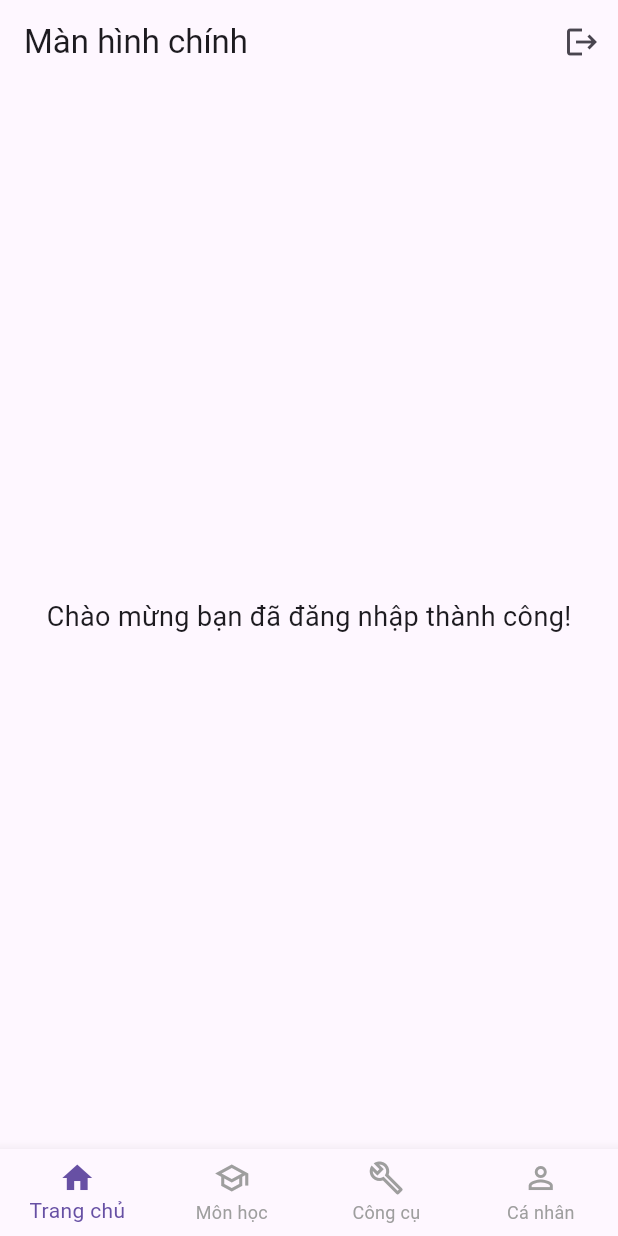
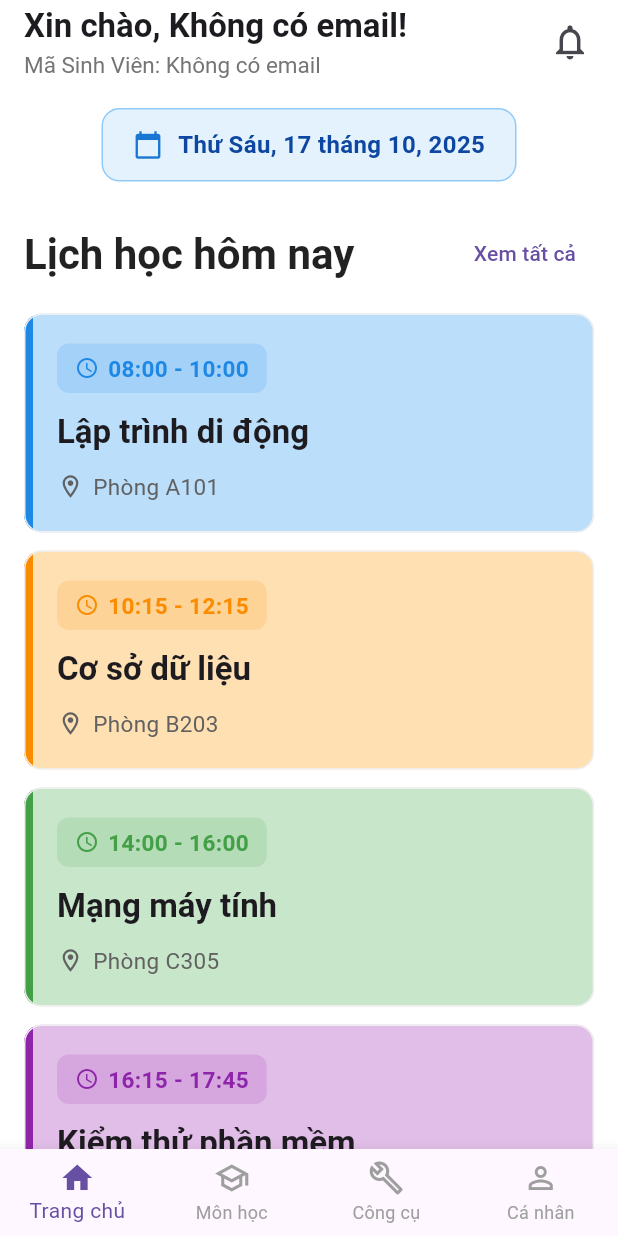
Before and after one commit to tx4nh/p-learn-app, a Flutter app: the screen it shows after launch, on a phone screen of 412 x 824 dp. Run offline on Flutter 3.47's test engine with Material 3 defaults, Android fonts, the phone set to English and light mode, and no system bars; our stand-ins replace flutter_dotenv.

Commit message:
feat: home screen

```diff
--- a/lib/main.dart
+++ b/lib/main.dart
@@ -15,7 +15,7 @@ class MainApp extends StatelessWidget {
 
   @override
   Widget build(BuildContext context) {
-    return Provider<AuthService>(
+    return ChangeNotifierProvider<AuthService>(
       create: (_) => AuthService(),
       child: const MaterialApp(
         debugShowCheckedModeBanner: false,
--- /dev/null
+++ b/lib/models/schedule_model.dart
@@ -0,0 +1,36 @@
+class ScheduleItem {
+  final String id;
+  final String time;
+  final String subject;
+  final String room;
+  final DateTime date;
+
+  ScheduleItem({
+    required this.id,
+    required this.time,
+    required this.subject,
+    required this.room,
+    required this.date,
+  });
+
+  // Parse từ JSON API
+  factory ScheduleItem.fromJson(Map<String, dynamic> json) {
+    return ScheduleItem(
+      id: json['id'] ?? '',
+      time: json['time'] ?? '',
+      subject: json['subject'] ?? '',
+      room: json['room'] ?? '',
+      date: DateTime.parse(json['date'] ?? DateTime.now().toString()),
+    );
+  }
+
+  Map<String, dynamic> toJson() {
+    return {
+      'id': id,
+      'time': time,
+      'subject': subject,
+      'room': room,
+      'date': date.toIso8601String(),
+    };
+  }
+}
--- a/lib/screens/auth/auth_wrapper.dart
+++ b/lib/screens/auth/auth_wrapper.dart
@@ -4,21 +4,8 @@ import 'package:p_learn_app/screens/main_navigation/main_tab_screen.dart';
 import 'package:p_learn_app/services/auth_service.dart';
 import 'package:provider/provider.dart';
 
-class AuthWrapper extends StatefulWidget {
+class AuthWrapper extends StatelessWidget {
   const AuthWrapper({super.key});
-
-  @override
-  State<AuthWrapper> createState() => _AuthWrapperState();
-}
-
-class _AuthWrapperState extends State<AuthWrapper> {
-  @override
-  void initState() {
-    super.initState();
-    WidgetsBinding.instance.addPostFrameCallback((_) {
-      context.read<AuthService>().checkAuthStatus();
-    });
-  }
 
   @override
   Widget build(BuildContext context) {
--- a/lib/screens/auth/login_screen.dart
+++ b/lib/screens/auth/login_screen.dart
@@ -39,13 +39,12 @@ class _LoginScreenState extends State<LoginScreen> {
           _passwordController.text,
         );
 
-       if (success && mounted) {
-        // Chuyển đến HomeScreen và xóa màn hình đăng nhập khỏi stack
+        if (success && mounted) {
         Navigator.pushReplacement(
           context,
           MaterialPageRoute(builder: (context) => const HomeScreen()), // Giả sử tên màn hình của bạn là HomeScreen
         );
-        return; // Thoát khỏi hàm sau khi điều hướng thành công
+        return;
       }
 
         if (!success && mounted) {
--- a/lib/screens/home/home_screen.dart
+++ b/lib/screens/home/home_screen.dart
@@ -1,35 +1,172 @@
-
 import 'package:flutter/material.dart';
+import 'package:p_learn_app/models/schedule_model.dart';
+import 'package:p_learn_app/widgets/schedule/schedule_list.dart';
 import 'package:provider/provider.dart';
 import '../../services/auth_service.dart';
+import '../../services/schedule_service.dart';
+import '../../widgets/date_header.dart';
+import 'package:intl/date_symbol_data_local.dart';
 
-class HomeScreen extends StatelessWidget {
+class HomeScreen extends StatefulWidget {
   const HomeScreen({super.key});
+
+  @override
+  State<HomeScreen> createState() => _HomeScreenState();
+}
+
+class _HomeScreenState extends State<HomeScreen> {
+  final ScheduleService _scheduleService = ScheduleService();
+  List<ScheduleItem> _scheduleItems = [];
+  bool _isLoading = true;
+  String? _errorMessage;
+
+  @override
+  void initState() {
+    super.initState();
+    initializeDateFormatting('vi_VN', null);
+    _loadSchedule();
+  }
+
+  // TODO: Gọi API thật ở đây
+  Future<void> _loadSchedule() async {
+    setState(() {
+      _isLoading = true;
+      _errorMessage = null;
+    });
+
+    try {
+      // Option 1: Gọi API thật
+      // final schedule = await _scheduleService.getScheduleByDate(DateTime.now());
+
+      // Option 2: Dùng mock data để test
+      final schedule = await _scheduleService.getMockSchedule();
+
+      setState(() {
+        _scheduleItems = schedule;
+        _isLoading = false;
+      });
+    } catch (e) {
+      setState(() {
+        _errorMessage = 'Không thể tải lịch học. Vui lòng thử lại.';
+        _isLoading = false;
+      });
+    }
+  }
 
   @override
   Widget build(BuildContext context) {
     final authService = Provider.of<AuthService>(context, listen: false);
+    final userEmail = authService.currentUserEmail ?? 'Không có email';
+    final userName = userEmail.split('@').first;
 
     return Scaffold(
-      appBar: AppBar(
-        title: const Text('Màn hình chính'),
-        actions: [
-          IconButton(
-            icon: const Icon(Icons.logout),
-            onPressed: () {
-              // Gọi hàm đăng xuất từ AuthService
-              authService.logout();
-            },
-            tooltip: 'Đăng xuất',
+      backgroundColor: Colors.white,
+      appBar: _buildAppBar(userName, userEmail),
+      body: RefreshIndicator(
+        onRefresh: _loadSchedule,
+        child: SingleChildScrollView(
+          physics: const AlwaysScrollableScrollPhysics(),
+          padding: const EdgeInsets.all(16.0),
+          child: Column(
+            crossAxisAlignment: CrossAxisAlignment.start,
+            children: [
+              Center(child: DateHeader(date: DateTime.now())),
+              const SizedBox(height: 24),
+              _buildHeader(context),
+              const SizedBox(height: 16),
+              _buildContent(),
+            ],
           ),
-        ],
-      ),
-      body: const Center(
-        child: Text(
-          'Chào mừng bạn đã đăng nhập thành công!',
-          style: TextStyle(fontSize: 18),
         ),
       ),
     );
   }
+
+  PreferredSizeWidget _buildAppBar(String userName, String userEmail) {
+    return AppBar(
+      title: Column(
+        crossAxisAlignment: CrossAxisAlignment.start,
+        children: [
+          Text(
+            'Xin chào, $userName!',
+            style: const TextStyle(fontSize: 22, fontWeight: FontWeight.bold),
+          ),
+          const SizedBox(height: 2),
+          Text(
+            'Mã Sinh Viên: $userEmail',
+            style: TextStyle(fontSize: 15, color: Colors.grey.shade600),
+          ),
+        ],
+      ),
+      actions: [
+        IconButton(
+          icon: const Icon(Icons.notifications_outlined),
+          iconSize: 28,
+          onPressed: () {
+            print('Hiển thị thông báo!');
+          },
+          tooltip: 'Thông báo',
+        ),
+        const SizedBox(width: 8),
+      ],
+      backgroundColor: Colors.white,
+      elevation: 0,
+    );
+  }
+
+  Widget _buildHeader(BuildContext context) {
+    return Row(
+      mainAxisAlignment: MainAxisAlignment.spaceBetween,
+      children: [
+        Text(
+          'Lịch học hôm nay',
+          style: Theme.of(context).textTheme.headlineMedium?.copyWith(
+            fontWeight: FontWeight.bold,
+            color: Colors.black87,
+          ),
+        ),
+        TextButton(
+          onPressed: () {
+            // TODO: Điều hướng đến màn hình lịch học cả tuần
+          },
+          child: const Text('Xem tất cả'),
+        ),
+      ],
+    );
+  }
+
+  Widget _buildContent() {
+    if (_isLoading) {
+      return const Center(
+        child: Padding(
+          padding: EdgeInsets.all(40.0),
+          child: CircularProgressIndicator(),
+        ),
+      );
+    }
+
+    if (_errorMessage != null) {
+      return Center(
+        child: Padding(
+          padding: const EdgeInsets.all(40.0),
+          child: Column(
+            children: [
+              Text(
+                _errorMessage!,
+                style: TextStyle(color: Colors.red.shade700),
+                textAlign: TextAlign.center,
+              ),
+              const SizedBox(height: 16),
+              ElevatedButton(
+                onPressed: _loadSchedule,
+                child: const Text('Thử lại'),
+              ),
+            ],
+          ),
+        ),
+      );
+    }
+
+    return ScheduleList(scheduleItems: _scheduleItems);
+  }
 }
--- a/lib/services/auth_service.dart
+++ b/lib/services/auth_service.dart
@@ -1,26 +1,22 @@
 import 'dart:async';
 import 'dart:convert';
+import 'package:flutter/material.dart';
 import 'package:http/http.dart' as http;
 import '../api/endpoints.dart';
 
-class AuthService {
-  final _authStateController = StreamController<bool>.broadcast();
-  bool isLoggedIn = false;
-  Stream<bool> get onAuthStateChanged => _authStateController.stream;
+class AuthService with ChangeNotifier {
+  String? _userEmail;
+  bool _isLoggedIn = false;
+
+  bool get isLoggedIn => _isLoggedIn;
+  String? get currentUserEmail => _userEmail;
+
   Future<bool> login(String email, String password) async {
     try {
-      String loginUrl;
-
-      try {
-        loginUrl = Endpoints.login;
-        if (loginUrl.isEmpty || loginUrl.startsWith('null')) {
-          throw Exception('URL không hợp lệ từ Endpoints');
-        }
-      } catch (e) {
-        throw Exception('Không thể tạo URL đăng nhập.');
-      }
-
-      final url = Uri.parse(loginUrl);
+      // For now, we'll just simulate a successful login without a real API call
+      // In a real app, you would make the http call here.
+      /*
+      final url = Uri.parse(Endpoints.login);
       final response = await http.post(
         url,
         headers: {'Content-Type': 'application/json; charset=UTF-8'},
@@ -28,29 +24,30 @@ class AuthService {
       );
 
       if (response.statusCode == 200) {
-        _authStateController.add(true);
-        isLoggedIn = true;
+        _isLoggedIn = true;
+        _userEmail = email; // Store email on successful login
+        notifyListeners(); // Notify listeners of the change
         return true;
       } else {
-        _authStateController.add(false);
         return false;
       }
+      */
+
+      // Simulating a successful login for now
+      await Future.delayed(const Duration(seconds: 1));
+      _isLoggedIn = true;
+      _userEmail = email;
+      notifyListeners();
+      return true;
+
     } catch (e) {
-      _authStateController.add(false);
       return false;
     }
   }
 
   void logout() {
-    _authStateController.add(false);
-  }
-
-  void dispose() {
-    _authStateController.close();
-  }
-
-  Future<void> checkAuthStatus() async {
-    await Future.delayed(const Duration(milliseconds: 500));
-    isLoggedIn = false;
+    _isLoggedIn = false;
+    _userEmail = null;
+    notifyListeners();
   }
 }
--- /dev/null
+++ b/lib/widgets/app_colors.dart
@@ -0,0 +1,24 @@
+import 'package:flutter/material.dart';
+
+class AppColors {
+  // Màu chủ đạo
+  static const Color primary = Colors.blue;
+
+  // Màu background cho schedule cards
+  static final List<Color> scheduleCardColors = [
+    Colors.blue.shade100,
+    Colors.orange.shade100,
+    Colors.green.shade100,
+    Colors.purple.shade100,
+    Colors.red.shade100,
+  ];
+
+  // Màu accent cho viền và highlight
+  static final List<Color> scheduleAccentColors = [
+    Colors.blue.shade600,
+    Colors.orange.shade600,
+    Colors.green.shade600,
+    Colors.purple.shade600,
+    Colors.red.shade600,
+  ];
+}
--- /dev/null
+++ b/lib/widgets/date_header.dart
@@ -0,0 +1,43 @@
+import 'package:flutter/material.dart';
+import 'package:intl/intl.dart';
+
+class DateHeader extends StatelessWidget {
+  final DateTime date;
+
+  const DateHeader({
+    super.key,
+    required this.date,
+  });
+
+  @override
+  Widget build(BuildContext context) {
+    final String formattedDate = DateFormat(
+      'EEEE, dd MMMM, yyyy',
+      'vi_VN',
+    ).format(date);
+
+    return Container(
+      padding: const EdgeInsets.symmetric(horizontal: 20, vertical: 12),
+      decoration: BoxDecoration(
+        color: Colors.blue.shade50,
+        borderRadius: BorderRadius.circular(12),
+        border: Border.all(color: Colors.blue.shade200, width: 1),
+      ),
+      child: Row(
+        mainAxisSize: MainAxisSize.min,
+        children: [
+          Icon(Icons.calendar_today, color: Colors.blue.shade700, size: 20),
+          const SizedBox(width: 10),
+          Text(
+            formattedDate,
+            style: TextStyle(
+              color: Colors.blue.shade900,
+              fontSize: 16,
+              fontWeight: FontWeight.w600,
+            ),
+          ),
+        ],
+      ),
+    );
+  }
+}
--- /dev/null
+++ b/lib/widgets/schedule/schedule_card.dart
@@ -0,0 +1,103 @@
+import 'package:flutter/material.dart';
+import '../../models/schedule_model.dart';
+
+class ScheduleCard extends StatelessWidget {
+  final ScheduleItem item;
+  final Color backgroundColor;
+  final Color accentColor;
+
+  const ScheduleCard({
+    super.key,
+    required this.item,
+    required this.backgroundColor,
+    required this.accentColor,
+  });
+
+  @override
+  Widget build(BuildContext context) {
+    return Card(
+      margin: EdgeInsets.zero,
+      elevation: 0,
+      clipBehavior: Clip.antiAlias,
+      shape: RoundedRectangleBorder(
+        side: BorderSide(
+          color: Colors.grey.shade200,
+          width: 1,
+        ),
+        borderRadius: BorderRadius.circular(12.0),
+      ),
+      child: Container(
+        decoration: BoxDecoration(
+          color: backgroundColor,
+          border: Border(
+            left: BorderSide(color: accentColor, width: 6),
+          ),
+        ),
+        child: Padding(
+          padding: const EdgeInsets.symmetric(horizontal: 16.0, vertical: 20.0),
+          child: Column(
+            crossAxisAlignment: CrossAxisAlignment.start,
+            children: [
+              _buildTimeChip(),
+              const SizedBox(height: 12),
+              _buildSubjectText(context),
+              const SizedBox(height: 12),
+              _buildRoomInfo(),
+            ],
+          ),
+        ),
+      ),
+    );
+  }
+
+  Widget _buildTimeChip() {
+    return Container(
+      padding: const EdgeInsets.symmetric(horizontal: 12, vertical: 6),
+      decoration: BoxDecoration(
+        color: accentColor.withOpacity(0.15),
+        borderRadius: BorderRadius.circular(8),
+      ),
+      child: Row(
+        mainAxisSize: MainAxisSize.min,
+        children: [
+          Icon(Icons.access_time, size: 16, color: accentColor),
+          const SizedBox(width: 6),
+          Text(
+            item.time,
+            style: TextStyle(
+              fontWeight: FontWeight.bold,
+              color: accentColor,
+              fontSize: 15,
+            ),
+          ),
+        ],
+      ),
+    );
+  }
+
+  Widget _buildSubjectText(BuildContext context) {
+    return Text(
+      item.subject,
+      style: Theme.of(context).textTheme.titleLarge?.copyWith(
+        fontWeight: FontWeight.w600,
+      ),
+    );
+  }
+
+  Widget _buildRoomInfo() {
+    return Row(
+      children: [
+        Icon(
+          Icons.location_on_outlined,
+          size: 18,
+          color: Colors.grey.shade700,
+        ),
+        const SizedBox(width: 6),
+        Text(
+          item.room,
+          style: TextStyle(fontSize: 15, color: Colors.grey.shade700),
+        ),
+      ],
+    );
+  }
+}
--- /dev/null
+++ b/lib/widgets/schedule/schedule_list.dart
@@ -0,0 +1,43 @@
+import 'package:flutter/material.dart';
+import 'package:p_learn_app/models/schedule_model.dart';
+import '../app_colors.dart';
+import 'schedule_card.dart';
+
+class ScheduleList extends StatelessWidget {
+  final List<ScheduleItem> scheduleItems;
+
+  const ScheduleList({
+    super.key,
+    required this.scheduleItems,
+  });
+
+  @override
+  Widget build(BuildContext context) {
+    if (scheduleItems.isEmpty) {
+      return const Center(
+        child: Padding(
+          padding: EdgeInsets.symmetric(vertical: 40.0),
+          child: Text('Bạn không có lịch học nào hôm nay. 🎉'),
+        ),
+      );
+    }
+
+    return ListView.separated(
+      shrinkWrap: true,
+      physics: const NeverScrollableScrollPhysics(),
+      itemCount: scheduleItems.length,
+      itemBuilder: (context, index) {
+        final item = scheduleItems[index];
+        final color = AppColors.scheduleCardColors[index % AppColors.scheduleCardColors.length];
+        final accentColor = AppColors.scheduleAccentColors[index % AppColors.scheduleAccentColors.length];
+
+        return ScheduleCard(
+          item: item,
+          backgroundColor: color,
+          accentColor: accentColor,
+        );
+      },
+      separatorBuilder: (context, index) => const SizedBox(height: 12),
+    );
+  }
+}
--- a/pubspec.yaml
+++ b/pubspec.yaml
@@ -12,6 +12,7 @@ dependencies:
   flutter_dotenv: ^6.0.0
   http: ^1.2.1
   provider: ^6.1.3
+  intl: any
 
 dev_dependencies:
   flutter_test:
```
Also changed, not shown: lib/services/schedule_service.dart (added, +93 -0 lines), pubspec.lock.
